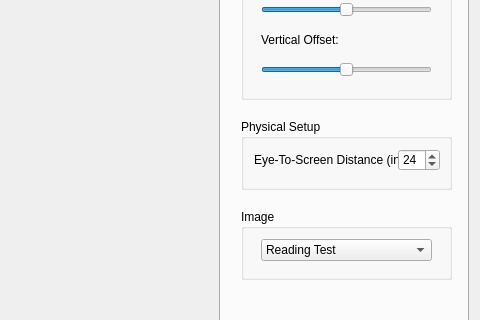
jaffob/EyeTrackingSuite, file EyeTrackingSuite/EyeTrackingSuite.ui: the form before one commit; both pictures show x 434 to 914 and y 237 to 557 of the 914 by 724 pixel window.
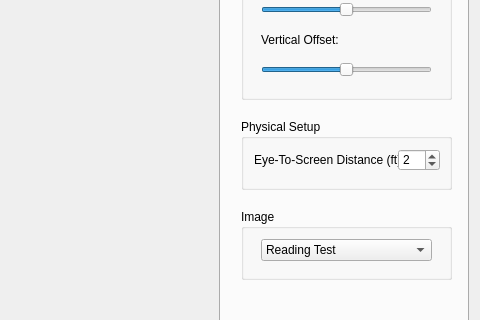
The form after the commit. The open tabs and pages were chosen to show the change. Custom widgets are drawn as their Qt base class.

```diff
--- a/EyeTrackingSuite/EyeTrackingSuite.ui
+++ b/EyeTrackingSuite/EyeTrackingSuite.ui
@@ -243,7 +243,7 @@
           </rect>
          </property>
          <property name="text">
-          <string>Eye-To-Screen Distance (in):</string>
+          <string>Eye-To-Screen Distance (ft):</string>
          </property>
         </widget>
         <widget class="QSpinBox" name="physViewDist">
@@ -259,10 +259,10 @@
           <number>1</number>
          </property>
          <property name="maximum">
-          <number>60</number>
+          <number>5</number>
          </property>
          <property name="value">
-          <number>24</number>
+          <number>2</number>
          </property>
         </widget>
        </widget>
```
Left out of the diff: 8 changed lines with no effect on the pictures.
